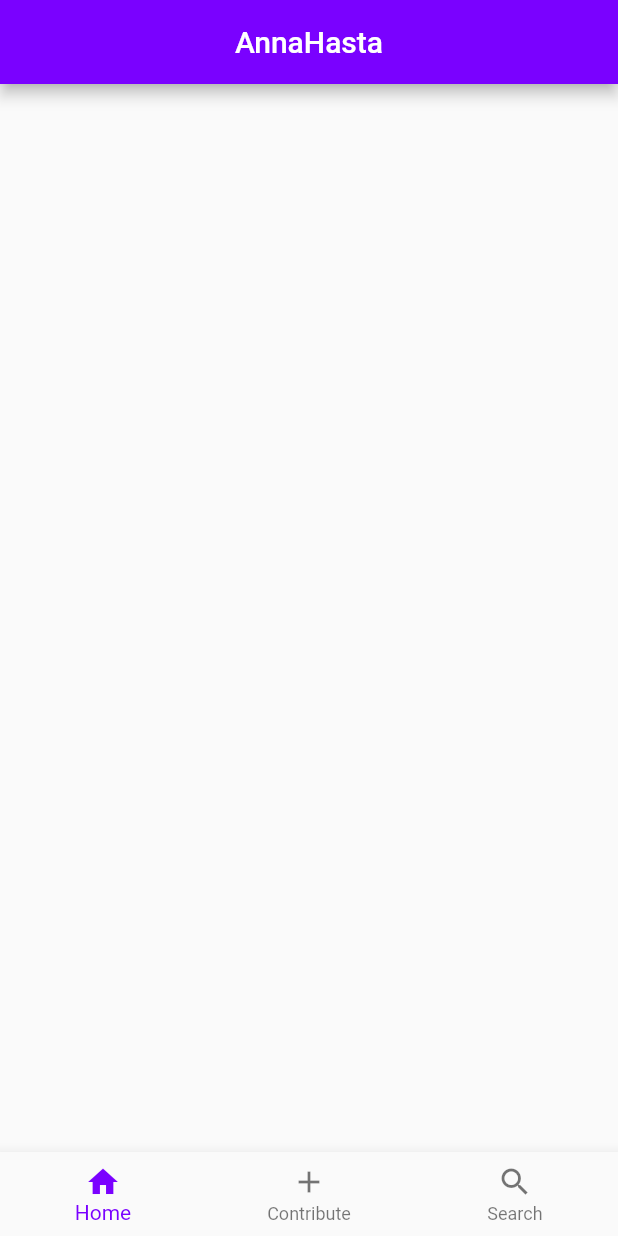
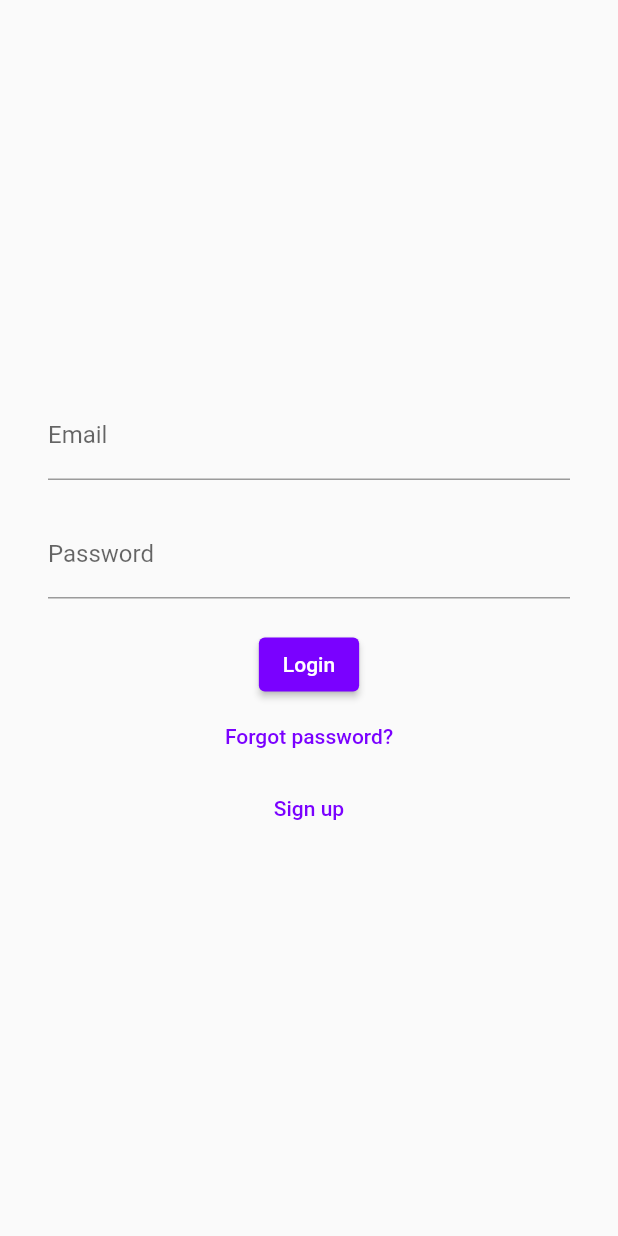
Before and after one commit to Arya-Nandakumar/AnnaHasta, a Flutter app: the screen it shows after launch, on a phone screen of 412 x 824 dp. Run offline on Flutter 3.47's test engine with Material 2 defaults, Android fonts, the light colour scheme and no system bars.

Commit message:
Login and Signup (#3)
* Login and Signup Pages

* Login and Signup Pages

---------

Co-authored-by: Madhav Biju <65170463+madhavbiju@users.noreply.github.com>

```diff
--- /dev/null
+++ b/lib/login.dart
@@ -0,0 +1,87 @@
+import 'package:annahasta/signup.dart';
+import 'package:flutter/material.dart';
+
+class LoginPage extends StatefulWidget {
+  @override
+  _LoginPageState createState() => _LoginPageState();
+}
+
+class _LoginPageState extends State<LoginPage> {
+  final _formKey = GlobalKey<FormState>();
+  late String _email;
+  late String _password;
+
+  @override
+  Widget build(BuildContext context) {
+    return Scaffold(
+      body: Center(
+        child: Form(
+          key: _formKey,
+          child: Padding(
+          padding: const EdgeInsets.all(32.0),
+          child: Column(
+            mainAxisAlignment: MainAxisAlignment.center,
+            children: <Widget>[
+              TextFormField(
+                validator: (value) {
+                  if (value!.isEmpty) {
+                    return 'Please enter your email';
+                  }
+                  return null;
+                },
+                onSaved: (value) => _email = value!,
+                decoration: InputDecoration(
+                  labelText: 'Email',
+                ),
+              ),
+              SizedBox(height: 20.0),
+              TextFormField(
+                obscureText: true,
+                validator: (value) {
+                  if (value!.isEmpty) {
+                    return 'Please enter your password';
+                  }
+                  return null;
+                },
+                onSaved: (value) => _password = value!,
+                decoration: InputDecoration(
+                  labelText: 'Password',
+                ),
+              ),
+              SizedBox(height: 20.0),
+              ElevatedButton(
+                onPressed: () {
+                  if (_formKey.currentState!.validate()) {
+                    _formKey.currentState!.save();
+
+                  }
+                },
+                child: Text('Login'),
+              ),
+              TextButton(
+                onPressed: () {
+
+                },
+                child: Text('Forgot password?'),
+              ),
+              TextButton(
+                onPressed: () {
+                  Navigator.pushReplacement(
+              context,
+              PageRouteBuilder(
+                pageBuilder: (context, animation1, animation2) => SignUpPage(),
+                transitionDuration: Duration.zero,
+                reverseTransitionDuration: Duration.zero,
+              ),
+            );
+                },
+                child: Text('Sign up'),
+              ),
+            ],
+          ),
+        ),
+      ),
+    ),
+    );
+  }
+}
--- a/lib/main.dart
+++ b/lib/main.dart
@@ -1,5 +1,5 @@
+import 'package:annahasta/login.dart';
 import 'package:flutter/material.dart';
-import 'package:annahasta/Screens/home.dart';
 import 'package:annahasta/Functions/colorhex.dart';
 
 void main() {
@@ -12,11 +12,12 @@ class MyApp extends StatelessWidget {
   @override
   Widget build(BuildContext context) {
     return MaterialApp(
-      title: 'AnnaHasta',
+      title: 'Login',
       theme: ThemeData(
+
         primarySwatch: buildMaterialColor(Color(0xFF7A01FF)),
       ),
-      home: HomePage(),
+      home: LoginPage(),
     );
   }
 }
```
Also changed, not shown: lib/signup.dart (added, +100 -0 lines).
